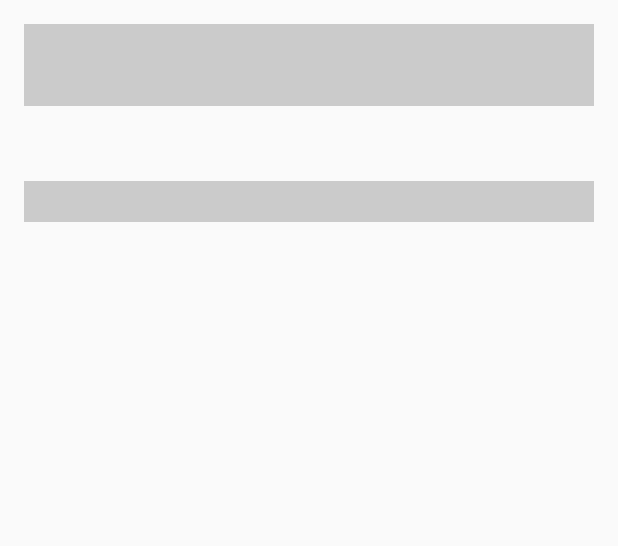
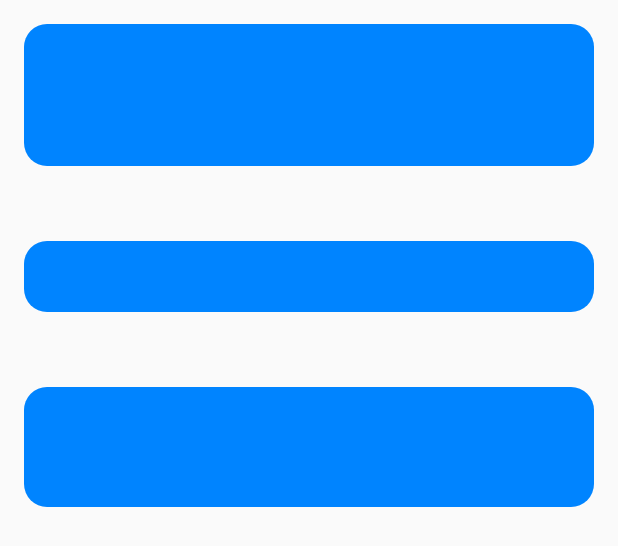
Before and after one commit to aasha/ChildConnect, an Android app: the layout activity_performance.xml on its own in the app's theme, with its tools: preview values and no code run, on a phone screen of 412 x 824 dp. Shown: the top 546 px of the screen. Run offline under Robolectric (Android 15) with nearby library versions, the phone set to English and light mode, and no system bars.

Commit message:
Added solution ui

```diff
--- a/ParentConsole/app/src/main/java/com/acubeapps/parentconsole/PerformanceActivity.java
+++ b/ParentConsole/app/src/main/java/com/acubeapps/parentconsole/PerformanceActivity.java
@@ -38,6 +38,9 @@ public class PerformanceActivity extends AppCompatActivity {
     @BindView(R.id.txtSoln2)
     ImageView imgSoln2;
 
+    @BindView(R.id.txt_percentile)
+    TextView txtPerc;
+
     @Inject
     SharedPreferences sharedPreferences;
 
@@ -50,6 +53,7 @@ public class PerformanceActivity extends AppCompatActivity {
         ButterKnife.bind(this);
         result = (ChildCourseResult) getIntent().getSerializableExtra(Constants.CHILD_RESULT);
         childName = sharedPreferences.getString(result.childId, null);
+        setTitle(childName + "'s Performance");
         bindData();
     }
 
@@ -73,12 +77,14 @@ public class PerformanceActivity extends AppCompatActivity {
     private void bindData(){
         List<QuestionDetails> questionDetailsList = result.questionList;
         QuestionDetails q1 = questionDetailsList.get(0);
-        txtQ1.setText(q1.questionText);
-        txtSoln1.setText("Your kid answered " + q1.options.get(Integer.valueOf(q1.getSolution())).getOptionText());
+        txtQ1.setText(q1.questionText + " ?");
+        txtSoln1.setText("Your kid answered " + q1.options.get(Integer.valueOf(q1.getSolution()) - 1).getOptionText());
 
         QuestionDetails q2 = questionDetailsList.get(1);
         txtQ2.setText(q2.questionText);
 
         Picasso.with(this).load(q2.getSolution()).into(target);
+
+        txtPerc.setText(childName + " scored: " + result.percentile + " percentile.");
     }
 }
--- a/ParentConsole/app/src/main/res/layout/activity_performance.xml
+++ b/ParentConsole/app/src/main/res/layout/activity_performance.xml
@@ -13,18 +13,21 @@
     <LinearLayout
         android:layout_width="match_parent"
         android:layout_height="wrap_content"
-        android:background="#30000000"
+        android:background="@drawable/rounded_corner_blue"
         android:orientation="vertical"
-        android:layout_marginBottom="50dp">
+        android:layout_marginBottom="50dp"
+        android:padding="20dp">
         <TextView
             android:layout_width="match_parent"
             android:layout_height="wrap_content"
+            android:textColor="#FFF"
             android:textSize="20sp"
             android:id="@+id/txtQ1" />
         <TextView
             android:layout_width="match_parent"
             android:layout_height="wrap_content"
             android:textSize="20sp"
+            android:textColor="#FFF"
             android:id="@+id/txtSoln1"/>
     </LinearLayout>
 
@@ -32,11 +35,14 @@
         android:layout_width="match_parent"
         android:layout_height="wrap_content"
         android:orientation="vertical"
-        android:background="#30000000">
+        android:background="@drawable/rounded_corner_blue"
+        android:padding="10dp">
         <TextView
             android:layout_width="match_parent"
             android:layout_height="wrap_content"
             android:textSize="20sp"
+            android:textColor="#FFF"
+            android:gravity="center"
             android:id="@+id/txtQ2" />
         <ImageView
             android:layout_width="match_parent"
@@ -45,4 +51,15 @@
 
     </LinearLayout>
 
+    <TextView
+        android:layout_marginTop="50dp"
+        android:layout_width="match_parent"
+        android:layout_height="80dp"
+        android:textColor="#FFF"
+        android:textSize="20sp"
+        android:textStyle="bold"
+        android:gravity="center"
+        android:background="@drawable/rounded_corner_blue"
+        android:id="@+id/txt_percentile"/>
+
 </LinearLayout>
```
